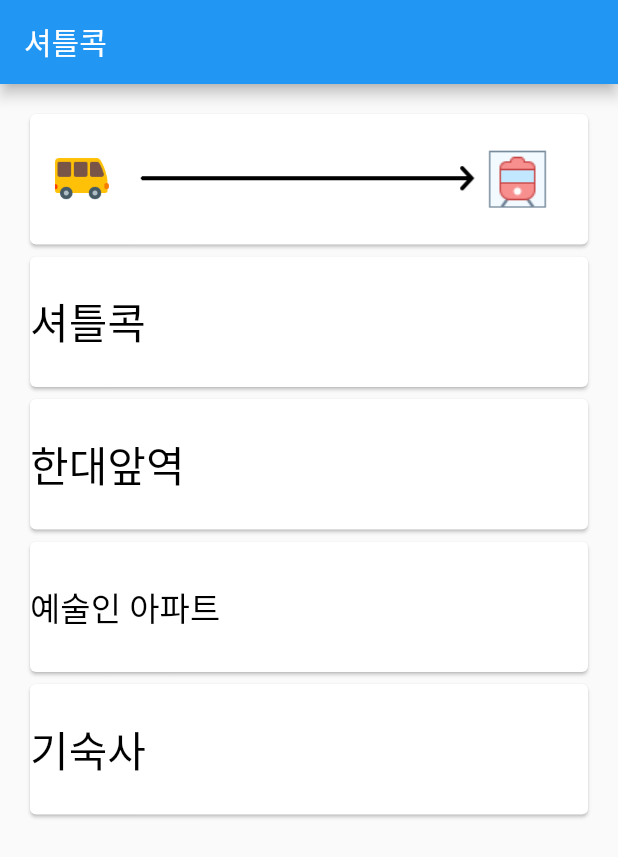
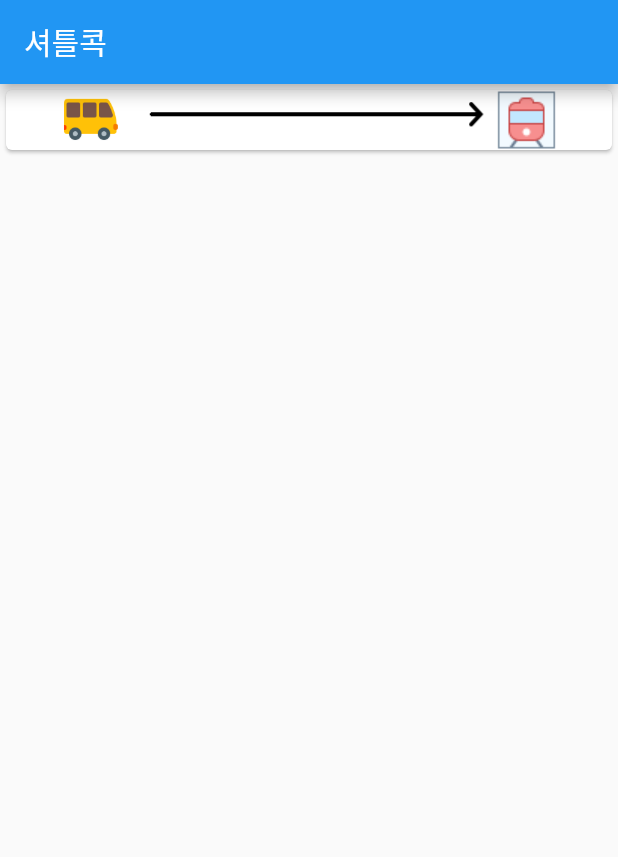
Before and after one commit to CXZ7720/ERICA_shuttle-flutter, a Flutter app: the screen it shows after launch, on a phone screen of 412 x 824 dp. Shown: the top 857 px of the screen. Run offline on Flutter 3.47's test engine with Material 2 defaults, Android fonts, the phone set to English and light mode, and no system bars; Roboto replaces fonts that are missing (Spoqa Han sans).

Commit message:
ReConstruct structures.
Signed-off-by: Yeonggyun Kim <kygha7205@naver.com>

```diff
--- a/lib/main.dart
+++ b/lib/main.dart
@@ -50,26 +50,29 @@ class _MyHomePageState extends State<MyHomePage> {
       appBar: AppBar(
         title: Text(widget.title),
       ),
-      body: GridView.count(
-        crossAxisCount: 1,
-        padding: EdgeInsets.all(16.0),
-        childAspectRatio: 4.0,
+      body: Container(
+        child: Row(
           children: <Widget>[
-          Card(
+            Expanded(
               child: Column(
+                children: <Widget>[
+                  Container(
+                    child: Card(
+                      child: Column(
+                        children: <Widget>[
+                          Row(
                             mainAxisAlignment: MainAxisAlignment.center,
                             crossAxisAlignment: CrossAxisAlignment.start,
-              children: <Widget>[
-                Padding(
-                  padding: const EdgeInsets.only(left: 15),
-                  child: Row(
                             children: <Widget>[
                               Image(
                                 image: AssetImage('images/bus_yellow.png'),
                                 height: 40,
                                 fit: BoxFit.cover,
                               ),
-                      Image(image: AssetImage('images/arrow.png'), width: 250),
+                              Image(
+                                image: AssetImage('images/arrow.png'),
+                                width: 250,
+                              ),
                               Image(
                                 image: AssetImage('images/train_station.png'),
                                 height: 40,
@@ -77,17 +80,58 @@ class _MyHomePageState extends State<MyHomePage> {
                               )
                             ],
                           ),
+                        ],
+                      ),
+                    ),
                   ),
                 ],
               ),
             ),
-//          buildCard('IMAGE TEST', 28.0),
-          buildCard('셔틀콕', 28.0),
-          buildCard('한대앞역', 28.0),
-          buildCard('예술인 아파트', 22.0),
-          buildCard('기숙사', 28.0),
           ],
-      ), // This trailing comma makes auto-formatting nicer for build methods.
+        ),
+      ),
     );
   }
 }
+
+//      GridView.count(
+//        crossAxisCount: 1,
+//        padding: EdgeInsets.all(16.0),
+//        childAspectRatio: 4.0,
+//        children: <Widget>[
+//          Card(
+//            child: Column(
+//              mainAxisAlignment: MainAxisAlignment.center,
+//              crossAxisAlignment: CrossAxisAlignment.start,
+//              children: <Widget>[
+//                Padding(
+//                  padding: const EdgeInsets.only(left: 15),
+//                  child: Row(
+//                    children: <Widget>[
+//                      Image(
+//                        image: AssetImage('images/bus_yellow.png'),
+//                        height: 40,
+//                        fit: BoxFit.cover,
+//                      ),
+//                      Image(
+//                        image: AssetImage('images/arrow.png'),
+//                        width: 250,
+//                      ),
+//                      Image(
+//                        image: AssetImage('images/train_station.png'),
+//                        height: 40,
+//                        fit: BoxFit.cover,
+//                      )
+//                    ],
+//                  ),
+//                ),
+//              ],
+//            ),
+//          ),
+////          buildCard('IMAGE TEST', 28.0),
+//          buildCard('셔틀콕', 28.0),
+//          buildCard('한대앞역', 28.0),
+//          buildCard('예술인 아파트', 22.0),
+//          buildCard('기숙사', 28.0),
+//        ],
+//      ), // This trailing comma makes auto-formatting nicer for build methods.
```
Lines whose indentation alone changed are shown as unchanged.
